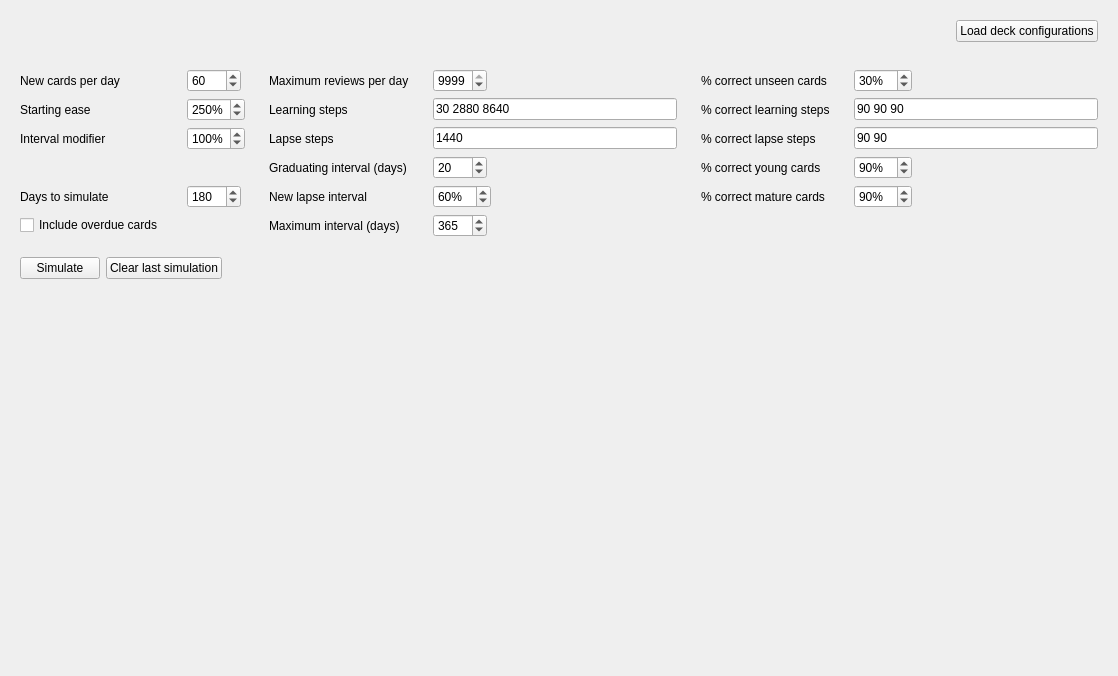
First picture: the form in designer/anki_simulator_dialog.ui, repository giovannihenriksen/Anki-Simulator, before the edit.
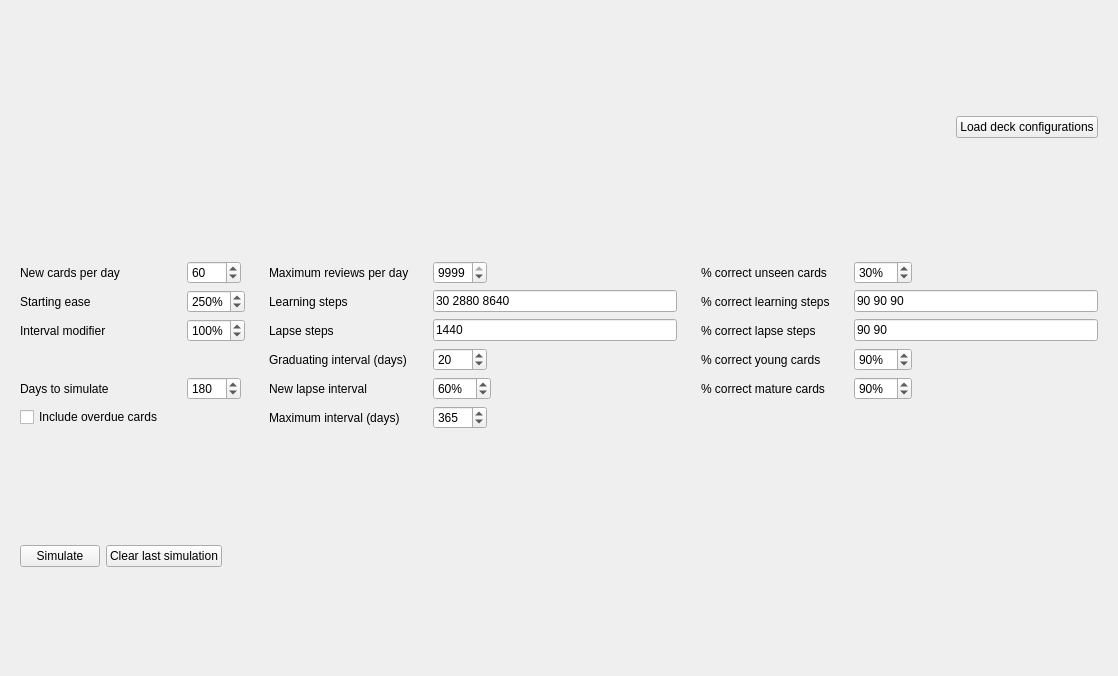
Second picture: the form after the edit.

Commit message:
Refactor form use to allow for form auto-generation
Drops manual modifications to anki_simulator_dialog form in favor
of setting the graph widget up at SimulatorDialog initialization

The form can now be compiled with `aab ui`.

What changed in the file:
```diff
--- a/designer/anki_simulator_dialog.ui
+++ b/designer/anki_simulator_dialog.ui
@@ -592,16 +592,6 @@
      </layout>
     </widget>
    </item>
-   <item>
-    <widget class="QWidget" name="simulationGraph" native="true">
-     <property name="minimumSize">
-      <size>
-       <width>0</width>
-       <height>227</height>
-      </size>
-     </property>
-    </widget>
-   </item>
   </layout>
  </widget>
  <tabstops>
```
The commit also changes 5 other files.
